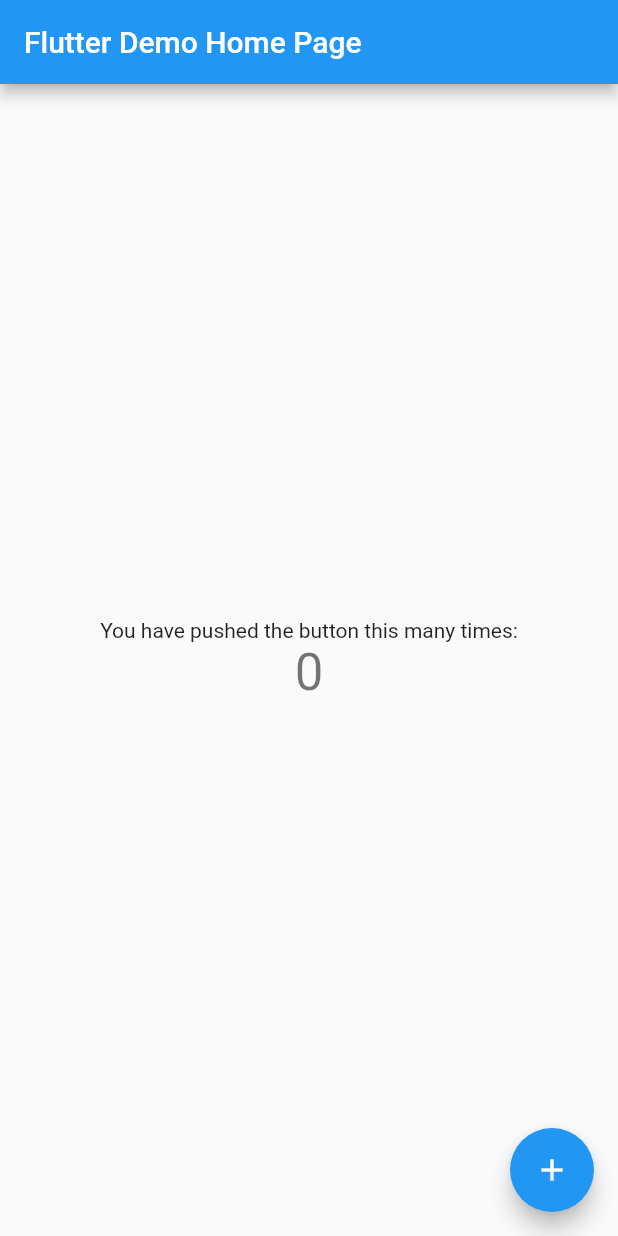
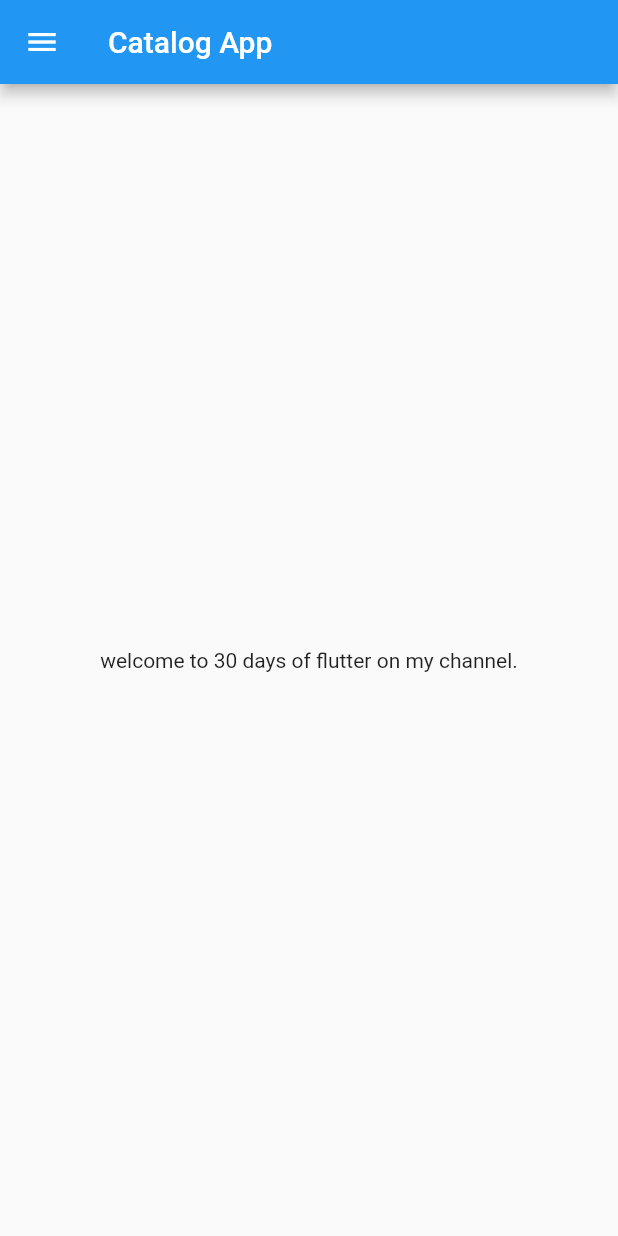
Before and after one commit to sahil-santosh/fluttrPoint, a Flutter app: the screen it shows after launch, on a phone screen of 412 x 824 dp. Run offline on Flutter 3.47's test engine with Material 2 defaults, Android fonts, the phone set to English and light mode, and no system bars.

Commit message:
day1 completed

```diff
--- /dev/null
+++ b/lib/home_page.dart
@@ -0,0 +1,20 @@
+import 'package:flutter/material.dart';
+
+class HomePage extends StatelessWidget {
+  int day = 30;
+  String name = "on my channel";
+  @override
+  Widget build(BuildContext context) {
+    return Scaffold(
+      appBar: AppBar(
+        title: Text("Catalog App",textAlign: TextAlign.center,),
+      ),
+      drawer: Drawer(),
+      body: Material(
+        child: Center(
+          child: Text("welcome to $day days of flutter $name."),
+        ),
+      ),
+    );
+  }
+}
--- a/lib/main.dart
+++ b/lib/main.dart
@@ -1,113 +1,17 @@
 import 'package:flutter/material.dart';
+import 'package:flutter_catalog/home_page.dart';
 
 void main() {
   runApp(MyApp());
 }
 
 class MyApp extends StatelessWidget {
-  // This widget is the root of your application.
+
   @override
   Widget build(BuildContext context) {
     return MaterialApp(
-      title: 'Flutter Demo',
-      theme: ThemeData(
-        // This is the theme of your application.
-        //
-        // Try running your application with "flutter run". You'll see the
-        // application has a blue toolbar. Then, without quitting the app, try
-        // changing the primarySwatch below to Colors.green and then invoke
-        // "hot reload" (press "r" in the console where you ran "flutter run",
-        // or simply save your changes to "hot reload" in a Flutter IDE).
-        // Notice that the counter didn't reset back to zero; the application
-        // is not restarted.
-        primarySwatch: Colors.blue,
-      ),
-      home: MyHomePage(title: 'Flutter Demo Home Page'),
+      debugShowCheckedModeBanner: false,
+      home: HomePage()
     );
   }
 }
-
-class MyHomePage extends StatefulWidget {
-  MyHomePage({Key? key, required this.title}) : super(key: key);
-
-  // This widget is the home page of your application. It is stateful, meaning
-  // that it has a State object (defined below) that contains fields that affect
-  // how it looks.
-
-  // This class is the configuration for the state. It holds the values (in this
-  // case the title) provided by the parent (in this case the App widget) and
-  // used by the build method of the State. Fields in a Widget subclass are
-  // always marked "final".
-
-  final String title;
-
-  @override
-  _MyHomePageState createState() => _MyHomePageState();
-}
-
-class _MyHomePageState extends State<MyHomePage> {
-  int _counter = 0;
-
-  void _incrementCounter() {
-    setState(() {
-      // This call to setState tells the Flutter framework that something has
-      // changed in this State, which causes it to rerun the build method below
-      // so that the display can reflect the updated values. If we changed
-      // _counter without calling setState(), then the build method would not be
-      // called again, and so nothing would appear to happen.
-      _counter++;
-    });
-  }
-
-  @override
-  Widget build(BuildContext context) {
-    // This method is rerun every time setState is called, for instance as done
-    // by the _incrementCounter method above.
-    //
-    // The Flutter framework has been optimized to make rerunning build methods
-    // fast, so that you can just rebuild anything that needs updating rather
-    // than having to individually change instances of widgets.
-    return Scaffold(
-      appBar: AppBar(
-        // Here we take the value from the MyHomePage object that was created by
-        // the App.build method, and use it to set our appbar title.
-        title: Text(widget.title),
-      ),
-      body: Center(
-        // Center is a layout widget. It takes a single child and positions it
-        // in the middle of the parent.
-        child: Column(
-          // Column is also a layout widget. It takes a list of children and
-          // arranges them vertically. By default, it sizes itself to fit its
-          // children horizontally, and tries to be as tall as its parent.
-          //
-          // Invoke "debug painting" (press "p" in the console, choose the
-          // "Toggle Debug Paint" action from the Flutter Inspector in Android
-          // Studio, or the "Toggle Debug Paint" command in Visual Studio Code)
-          // to see the wireframe for each widget.
-          //
-          // Column has various properties to control how it sizes itself and
-          // how it positions its children. Here we use mainAxisAlignment to
-          // center the children vertically; the main axis here is the vertical
-          // axis because Columns are vertical (the cross axis would be
-          // horizontal).
-          mainAxisAlignment: MainAxisAlignment.center,
-          children: <Widget>[
-            Text(
-              'You have pushed the button this many times:',
-            ),
-            Text(
-              '$_counter',
-              style: Theme.of(context).textTheme.headline4,
-            ),
-          ],
-        ),
-      ),
-      floatingActionButton: FloatingActionButton(
-        onPressed: _incrementCounter,
-        tooltip: 'Increment',
-        child: Icon(Icons.add),
-      ), // This trailing comma makes auto-formatting nicer for build methods.
-    );
-  }
-}
```
Also changed, not shown: pubspec.lock.
